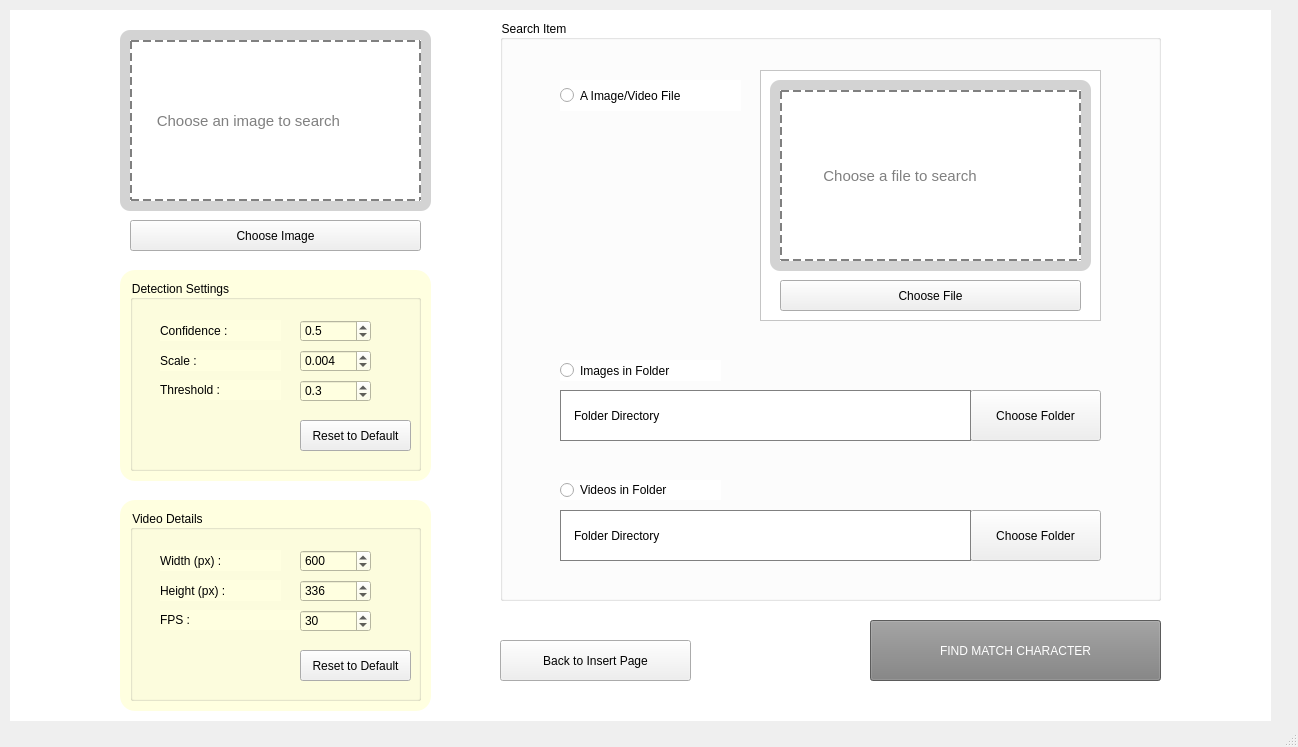
syaz131/Gui-cartoon-retrieval, file UI_ccir.ui: the form before one commit.
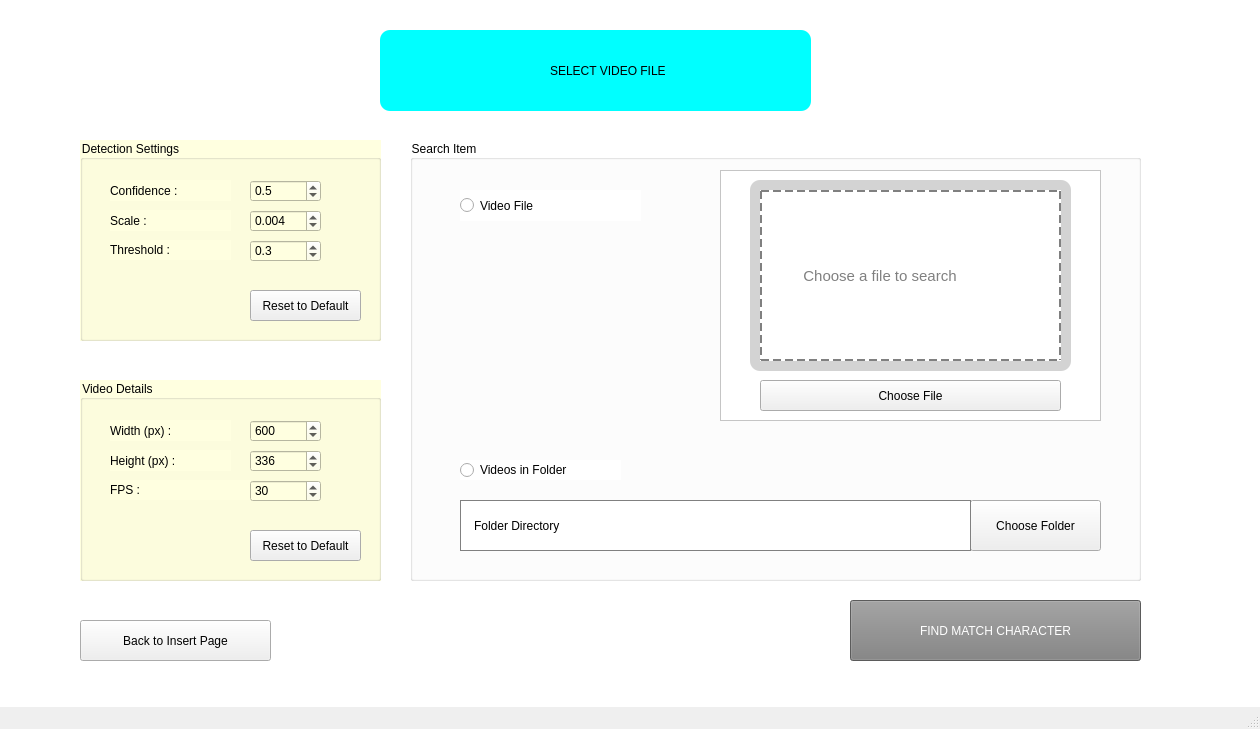
The form after the commit. The open tabs and pages were chosen to show the change. Icons and pictures are not drawn.

Commit message:
Checkpoint 22 - Simplify search exp
Image - File / folder search
Video - File / folder search

Patch:
```diff
--- a/UI_ccir.ui
+++ b/UI_ccir.ui
@@ -6,8 +6,8 @@
    <rect>
     <x>0</x>
     <y>0</y>
-    <width>1298</width>
-    <height>747</height>
+    <width>1260</width>
+    <height>729</height>
    </rect>
   </property>
   <property name="minimumSize">
@@ -47,8 +47,8 @@
     </property>
     <property name="geometry">
      <rect>
-      <x>10</x>
-      <y>10</y>
+      <x>0</x>
+      <y>0</y>
       <width>1261</width>
       <height>711</height>
      </rect>
@@ -517,161 +517,274 @@
      <zorder>btn_advanceSearch</zorder>
      <zorder>text1</zorder>
     </widget>
-    <widget class="QWidget" name="advanceSearch_page">
-     <widget class="QGroupBox" name="groupBox_4">
+    <widget class="QWidget" name="videoSearchPage">
+     <widget class="QFrame" name="frame_dragDrop_9">
       <property name="geometry">
        <rect>
-        <x>120</x>
-        <y>270</y>
-        <width>291</width>
-        <height>191</height>
+        <x>380</x>
+        <y>30</y>
+        <width>431</width>
+        <height>81</height>
        </rect>
       </property>
       <property name="styleSheet">
-       <string notr="true">background-color:lightyellow;</string>
+       <string notr="true">background-color:cyan;
+border-radius: 10px;</string>
+      </property>
+      <property name="frameShape">
+       <enum>QFrame::StyledPanel</enum>
+      </property>
+      <property name="frameShadow">
+       <enum>QFrame::Raised</enum>
+      </property>
+      <widget class="QLabel" name="label_33">
+       <property name="geometry">
+        <rect>
+         <x>170</x>
+         <y>20</y>
+         <width>251</width>
+         <height>41</height>
+        </rect>
+       </property>
+       <property name="styleSheet">
+        <string notr="true">font: 14pt &quot;Shiny Signature&quot;, &quot;Arial&quot;;
+</string>
+       </property>
+       <property name="text">
+        <string>SELECT VIDEO FILE</string>
+       </property>
+      </widget>
+      <widget class="QLabel" name="label_34">
+       <property name="geometry">
+        <rect>
+         <x>10</x>
+         <y>0</y>
+         <width>141</width>
+         <height>81</height>
+        </rect>
+       </property>
+       <property name="text">
+        <string/>
+       </property>
+       <property name="pixmap">
+        <pixmap>../../../../Pictures/we bare bear sticker medium.png</pixmap>
+       </property>
+       <property name="scaledContents">
+        <bool>true</bool>
+       </property>
+      </widget>
+     </widget>
+     <widget class="QGroupBox" name="groupBox_7">
+      <property name="geometry">
+       <rect>
+        <x>410</x>
+        <y>140</y>
+        <width>731</width>
+        <height>441</height>
+       </rect>
+      </property>
+      <property name="styleSheet">
+       <string notr="true">background-color:white;</string>
       </property>
       <property name="title">
-       <string>Detection Settings</string>
+       <string>Search Item</string>
       </property>
-      <widget class="QLabel" name="label_19">
+      <widget class="QFrame" name="frame_5">
        <property name="geometry">
         <rect>
-         <x>30</x>
-         <y>40</y>
-         <width>121</width>
-         <height>21</height>
+         <x>310</x>
+         <y>30</y>
+         <width>381</width>
+         <height>251</height>
         </rect>
        </property>
-       <property name="text">
-        <string>Confidence :</string>
+       <property name="frameShape">
+        <enum>QFrame::StyledPanel</enum>
        </property>
-      </widget>
-      <widget class="QDoubleSpinBox" name="doubleSpinBox_scale">
-       <property name="geometry">
-        <rect>
-         <x>170</x>
-         <y>70</y>
-         <width>71</width>
-         <height>22</height>
-        </rect>
+       <property name="frameShadow">
+        <enum>QFrame::Raised</enum>
        </property>
-       <property name="decimals">
-        <number>3</number>
-       </property>
-       <property name="minimum">
-        <double>0.001000000000000</double>
-       </property>
-       <property name="maximum">
-        <double>1.000000000000000</double>
-       </property>
-       <property name="singleStep">
-        <double>0.001000000000000</double>
-       </property>
-       <property name="value">
-        <double>0.004000000000000</double>
-       </property>
+       <widget class="QFrame" name="frame_dragDrop_12">
+        <property name="geometry">
+         <rect>
+          <x>30</x>
+          <y>10</y>
+          <width>321</width>
+          <height>191</height>
+         </rect>
+        </property>
+        <property name="acceptDrops">
+         <bool>true</bool>
+        </property>
+        <property name="styleSheet">
+         <string notr="true">background-color:lightgray;
+border-radius: 10px;</string>
+        </property>
+        <property name="frameShape">
+         <enum>QFrame::StyledPanel</enum>
+        </property>
+        <property name="frameShadow">
+         <enum>QFrame::Raised</enum>
+        </property>
+        <widget class="QLabel" name="advancePage_insertFile_video">
+         <property name="geometry">
+          <rect>
+           <x>10</x>
+           <y>10</y>
+           <width>301</width>
+           <height>171</height>
+          </rect>
+         </property>
+         <property name="acceptDrops">
+          <bool>true</bool>
+         </property>
+         <property name="autoFillBackground">
+          <bool>false</bool>
+         </property>
+         <property name="styleSheet">
+          <string notr="true">background-color:white;
+border-radius: 0;
+border: 2px dashed gray;
+font-size: 11pt;
+color: gray;</string>
+         </property>
+         <property name="text">
+          <string>         Choose a file to search</string>
+         </property>
+         <property name="scaledContents">
+          <bool>true</bool>
+         </property>
+        </widget>
+       </widget>
+       <widget class="QPushButton" name="btn_chooseFile_advancePage_video">
+        <property name="geometry">
+         <rect>
+          <x>40</x>
+          <y>210</y>
+          <width>301</width>
+          <height>31</height>
+         </rect>
+        </property>
+        <property name="styleSheet">
+         <string notr="true">font: 9pt &quot;Arial Rounded MT Bold&quot;, &quot;Arial&quot;;
+background-color: none;</string>
+        </property>
+        <property name="text">
+         <string>Choose File</string>
+        </property>
+       </widget>
       </widget>
-      <widget class="QDoubleSpinBox" name="doubleSpinBox_threshold">
+      <widget class="QRadioButton" name="radioButton_videoFolder">
        <property name="geometry">
         <rect>
-         <x>170</x>
-         <y>100</y>
-         <width>71</width>
-         <height>22</height>
-        </rect>
-       </property>
-       <property name="decimals">
-        <number>1</number>
-       </property>
-       <property name="minimum">
-        <double>0.100000000000000</double>
-       </property>
-       <property name="maximum">
-        <double>1.000000000000000</double>
-       </property>
-       <property name="singleStep">
-        <double>0.100000000000000</double>
-       </property>
-       <property name="value">
-        <double>0.300000000000000</double>
-       </property>
-      </widget>
-      <widget class="QDoubleSpinBox" name="doubleSpinBox_confidence">
-       <property name="geometry">
-        <rect>
-         <x>170</x>
-         <y>40</y>
-         <width>71</width>
-         <height>22</height>
-        </rect>
-       </property>
-       <property name="decimals">
-        <number>1</number>
-       </property>
-       <property name="minimum">
-        <double>0.100000000000000</double>
-       </property>
-       <property name="maximum">
-        <double>1.000000000000000</double>
-       </property>
-       <property name="singleStep">
-        <double>0.100000000000000</double>
-       </property>
-       <property name="value">
-        <double>0.500000000000000</double>
-       </property>
-      </widget>
-      <widget class="QLabel" name="label_21">
-       <property name="geometry">
-        <rect>
-         <x>30</x>
-         <y>100</y>
-         <width>121</width>
+         <x>50</x>
+         <y>320</y>
+         <width>161</width>
          <height>20</height>
         </rect>
        </property>
        <property name="text">
-        <string>Threshold :</string>
+        <string>Videos in Folder</string>
        </property>
       </widget>
-      <widget class="QLabel" name="label_24">
+      <widget class="QRadioButton" name="radioButton_videoFile">
        <property name="geometry">
         <rect>
-         <x>30</x>
-         <y>70</y>
-         <width>121</width>
-         <height>21</height>
-        </rect>
-       </property>
-       <property name="text">
-        <string>Scale : </string>
-       </property>
-      </widget>
-      <widget class="QPushButton" name="btn_reset_detectionSettings">
-       <property name="geometry">
-        <rect>
-         <x>170</x>
-         <y>140</y>
-         <width>111</width>
+         <x>50</x>
+         <y>50</y>
+         <width>181</width>
          <height>31</height>
         </rect>
        </property>
+       <property name="text">
+        <string>Video File</string>
+       </property>
+      </widget>
+      <widget class="QPushButton" name="btn_chooseFolder_video">
+       <property name="enabled">
+        <bool>true</bool>
+       </property>
+       <property name="geometry">
+        <rect>
+         <x>560</x>
+         <y>360</y>
+         <width>131</width>
+         <height>51</height>
+        </rect>
+       </property>
        <property name="styleSheet">
-        <string notr="true">font: 8pt &quot;Arial Rounded MT Bold&quot;, &quot;Arial&quot;;
+        <string notr="true">font: 9pt &quot;Arial Rounded MT Bold&quot;, &quot;Arial&quot;;
 background-color: none;</string>
        </property>
        <property name="text">
-        <string>Reset to Default</string>
+        <string>Choose Folder</string>
        </property>
       </widget>
+      <widget class="QLabel" name="label_dirAdvance_video">
+       <property name="geometry">
+        <rect>
+         <x>50</x>
+         <y>360</y>
+         <width>511</width>
+         <height>51</height>
+        </rect>
+       </property>
+       <property name="styleSheet">
+        <string notr="true">border: 1px solid gray;
+padding-left: 10px;
+font-size:9pt;</string>
+       </property>
+       <property name="text">
+        <string>Folder Directory</string>
+       </property>
+      </widget>
+     </widget>
+     <widget class="QPushButton" name="btn_toInsertPage_video">
+      <property name="enabled">
+       <bool>true</bool>
+      </property>
+      <property name="geometry">
+       <rect>
+        <x>80</x>
+        <y>620</y>
+        <width>191</width>
+        <height>41</height>
+       </rect>
+      </property>
+      <property name="styleSheet">
+       <string notr="true">font: 9pt &quot;Arial Rounded MT Bold&quot;, &quot;Arial&quot;;
+background-color: none;</string>
+      </property>
+      <property name="text">
+       <string>Back to Insert Page</string>
+      </property>
+     </widget>
+     <widget class="QPushButton" name="btn_findVideoSearch">
+      <property name="geometry">
+       <rect>
+        <x>850</x>
+        <y>600</y>
+        <width>291</width>
+        <height>61</height>
+       </rect>
+      </property>
+      <property name="styleSheet">
+       <string notr="true">background-color:gray;
+font: 13pt &quot;Shiny Signature&quot;, &quot;Arial&quot;;
+color: white;
+</string>
+      </property>
+      <property name="text">
+       <string>FIND MATCH CHARACTER</string>
+      </property>
      </widget>
      <widget class="QGroupBox" name="groupBox_3">
       <property name="geometry">
        <rect>
-        <x>120</x>
-        <y>500</y>
-        <width>291</width>
-        <height>191</height>
+        <x>80</x>
+        <y>380</y>
+        <width>301</width>
+        <height>201</height>
        </rect>
       </property>
       <property name="styleSheet">
@@ -780,6 +893,302 @@
        <property name="geometry">
         <rect>
          <x>170</x>
+         <y>150</y>
+         <width>111</width>
+         <height>31</height>
+        </rect>
+       </property>
+       <property name="styleSheet">
+        <string notr="true">font: 8pt &quot;Arial Rounded MT Bold&quot;, &quot;Arial&quot;;
+background-color: none;</string>
+       </property>
+       <property name="text">
+        <string>Reset to Default</string>
+       </property>
+      </widget>
+     </widget>
+     <widget class="QGroupBox" name="groupBox_8">
+      <property name="geometry">
+       <rect>
+        <x>80</x>
+        <y>140</y>
+        <width>301</width>
+        <height>201</height>
+       </rect>
+      </property>
+      <property name="styleSheet">
+       <string notr="true">background-color:lightyellow;</string>
+      </property>
+      <property name="title">
+       <string>Detection Settings</string>
+      </property>
+      <widget class="QLabel" name="label_49">
+       <property name="geometry">
+        <rect>
+         <x>30</x>
+         <y>40</y>
+         <width>121</width>
+         <height>21</height>
+        </rect>
+       </property>
+       <property name="text">
+        <string>Confidence :</string>
+       </property>
+      </widget>
+      <widget class="QDoubleSpinBox" name="doubleSpinBox_scale_video">
+       <property name="geometry">
+        <rect>
+         <x>170</x>
+         <y>70</y>
+         <width>71</width>
+         <height>22</height>
+        </rect>
+       </property>
+       <property name="decimals">
+        <number>3</number>
+       </property>
+       <property name="minimum">
+        <double>0.001000000000000</double>
+       </property>
+       <property name="maximum">
+        <double>1.000000000000000</double>
+       </property>
+       <property name="singleStep">
+        <double>0.001000000000000</double>
+       </property>
+       <property name="value">
+        <double>0.004000000000000</double>
+       </property>
+      </widget>
+      <widget class="QDoubleSpinBox" name="doubleSpinBox_threshold_video">
+       <property name="geometry">
+        <rect>
+         <x>170</x>
+         <y>100</y>
+         <width>71</width>
+         <height>22</height>
+        </rect>
+       </property>
+       <property name="decimals">
+        <number>1</number>
+       </property>
+       <property name="minimum">
+        <double>0.100000000000000</double>
+       </property>
+       <property name="maximum">
+        <double>1.000000000000000</double>
+       </property>
+       <property name="singleStep">
+        <double>0.100000000000000</double>
+       </property>
+       <property name="value">
+        <double>0.300000000000000</double>
+       </property>
+      </widget>
+      <widget class="QDoubleSpinBox" name="doubleSpinBox_confidence_video">
+       <property name="geometry">
+        <rect>
+         <x>170</x>
+         <y>40</y>
+         <width>71</width>
+         <height>22</height>
+        </rect>
+       </property>
+       <property name="decimals">
+        <number>1</number>
+       </property>
+       <property name="minimum">
+        <double>0.100000000000000</double>
+       </property>
+       <property name="maximum">
+        <double>1.000000000000000</double>
+       </property>
+       <property name="singleStep">
+        <double>0.100000000000000</double>
+       </property>
+       <property name="value">
+        <double>0.500000000000000</double>
+       </property>
+      </widget>
+      <widget class="QLabel" name="label_59">
+       <property name="geometry">
+        <rect>
+         <x>30</x>
+         <y>100</y>
+         <width>121</width>
+         <height>20</height>
+        </rect>
+       </property>
+       <property name="text">
+        <string>Threshold :</string>
+       </property>
+      </widget>
+      <widget class="QLabel" name="label_60">
+       <property name="geometry">
+        <rect>
+         <x>30</x>
+         <y>70</y>
+         <width>121</width>
+         <height>21</height>
+        </rect>
+       </property>
+       <property name="text">
+        <string>Scale : </string>
+       </property>
+      </widget>
+      <widget class="QPushButton" name="btn_reset_detectionSettings_video">
+       <property name="geometry">
+        <rect>
+         <x>170</x>
+         <y>150</y>
+         <width>111</width>
+         <height>31</height>
+        </rect>
+       </property>
+       <property name="styleSheet">
+        <string notr="true">font: 8pt &quot;Arial Rounded MT Bold&quot;, &quot;Arial&quot;;
+background-color: none;</string>
+       </property>
+       <property name="text">
+        <string>Reset to Default</string>
+       </property>
+      </widget>
+     </widget>
+    </widget>
+    <widget class="QWidget" name="imageSearchPage">
+     <widget class="QGroupBox" name="groupBox_4">
+      <property name="geometry">
+       <rect>
+        <x>100</x>
+        <y>140</y>
+        <width>291</width>
+        <height>191</height>
+       </rect>
+      </property>
+      <property name="styleSheet">
+       <string notr="true">background-color:lightyellow;</string>
+      </property>
+      <property name="title">
+       <string>Detection Settings</string>
+      </property>
+      <widget class="QLabel" name="label_19">
+       <property name="geometry">
+        <rect>
+         <x>30</x>
+         <y>40</y>
+         <width>121</width>
+         <height>21</height>
+        </rect>
+       </property>
+       <property name="text">
+        <string>Confidence :</string>
+       </property>
+      </widget>
+      <widget class="QDoubleSpinBox" name="doubleSpinBox_scale">
+       <property name="geometry">
+        <rect>
+         <x>170</x>
+         <y>70</y>
+         <width>71</width>
+         <height>22</height>
+        </rect>
+       </property>
+       <property name="decimals">
+        <number>3</number>
+       </property>
+       <property name="minimum">
+        <double>0.001000000000000</double>
+       </property>
+       <property name="maximum">
+        <double>1.000000000000000</double>
+       </property>
+       <property name="singleStep">
+        <double>0.001000000000000</double>
+       </property>
+       <property name="value">
+        <double>0.004000000000000</double>
+       </property>
+      </widget>
+      <widget class="QDoubleSpinBox" name="doubleSpinBox_threshold">
+       <property name="geometry">
+        <rect>
+         <x>170</x>
+         <y>100</y>
+         <width>71</width>
+         <height>22</height>
+        </rect>
+       </property>
+       <property name="decimals">
+        <number>1</number>
+       </property>
+       <property name="minimum">
+        <double>0.100000000000000</double>
+       </property>
+       <property name="maximum">
+        <double>1.000000000000000</double>
+       </property>
+       <property name="singleStep">
+        <double>0.100000000000000</double>
+       </property>
+       <property name="value">
+        <double>0.300000000000000</double>
+       </property>
+      </widget>
+      <widget class="QDoubleSpinBox" name="doubleSpinBox_confidence">
+       <property name="geometry">
+        <rect>
+         <x>170</x>
+         <y>40</y>
+         <width>71</width>
+         <height>22</height>
+        </rect>
+       </property>
+       <property name="decimals">
+        <number>1</number>
+       </property>
+       <property name="minimum">
+        <double>0.100000000000000</double>
+       </property>
+       <property name="maximum">
+        <double>1.000000000000000</double>
+       </property>
+       <property name="singleStep">
+        <double>0.100000000000000</double>
+       </property>
+       <property name="value">
+        <double>0.500000000000000</double>
+       </property>
+      </widget>
+      <widget class="QLabel" name="label_21">
+       <property name="geometry">
+        <rect>
+         <x>30</x>
+         <y>100</y>
+         <width>121</width>
+         <height>20</height>
+        </rect>
+       </property>
+       <property name="text">
+        <string>Threshold :</string>
+       </property>
+      </widget>
+      <widget class="QLabel" name="label_24">
+       <property name="geometry">
+        <rect>
+         <x>30</x>
+         <y>70</y>
+         <width>121</width>
+         <height>21</height>
+        </rect>
+       </property>
+       <property name="text">
+        <string>Scale : </string>
+       </property>
+      </widget>
+      <widget class="QPushButton" name="btn_reset_detectionSettings_image">
+       <property name="geometry">
+        <rect>
+         <x>170</x>
          <y>140</y>
          <width>111</width>
          <height>31</height>
@@ -797,10 +1206,10 @@
      <widget class="QGroupBox" name="groupBox_5">
       <property name="geometry">
        <rect>
-        <x>490</x>
-        <y>10</y>
-        <width>661</width>
-        <height>581</height>
+        <x>430</x>
+        <y>130</y>
+        <width>731</width>
+        <height>451</height>
        </rect>
       </property>
       <property name="styleSheet">
@@ -815,7 +1224,7 @@
        </property>
        <property name="geometry">
         <rect>
-         <x>470</x>
+         <x>560</x>
          <y>370</y>
          <width>131</width>
          <height>51</height>
@@ -832,9 +1241,9 @@
       <widget class="QLabel" name="label_dirAdvance_image">
        <property name="geometry">
         <rect>
-         <x>60</x>
+         <x>50</x>
          <y>370</y>
-         <width>411</width>
+         <width>511</width>
          <height>51</height>
         </rect>
        </property>
@@ -850,9 +1259,9 @@
       <widget class="QFrame" name="frame_2">
        <property name="geometry">
         <rect>
-         <x>260</x>
-         <y>50</y>
-         <width>341</width>
+         <x>310</x>
+         <y>40</y>
+         <width>381</width>
          <height>251</height>
         </rect>
        </property>
@@ -865,7 +1274,7 @@
        <widget class="QFrame" name="frame_dragDrop_3">
         <property name="geometry">
          <rect>
-          <x>10</x>
+          <x>30</x>
           <y>10</y>
           <width>321</width>
           <height>191</height>
@@ -917,7 +1326,7 @@
        <widget class="QPushButton" name="btn_chooseFile_advancePage">
         <property name="geometry">
          <rect>
-          <x>20</x>
+          <x>40</x>
           <y>210</y>
           <width>301</width>
           <height>31</height>
@@ -935,8 +1344,8 @@
       <widget class="QRadioButton" name="radioButton_imageFolder">
        <property name="geometry">
         <rect>
-         <x>60</x>
-         <y>340</y>
+         <x>50</x>
+         <y>330</y>
          <width>161</width>
          <height>21</height>
         </rect>
@@ -945,145 +1354,25 @@
         <string>Images in Folder</string>
        </property>
       </widget>
-      <widget class="QRadioButton" name="radioButton_videoFolder">
+      <widget class="QRadioButton" name="radioButton_imageFile">
        <property name="geometry">
         <rect>
-         <x>60</x>
-         <y>460</y>
-         <width>161</width>
-         <height>20</height>
-        </rect>
-       </property>
-       <property name="text">
-        <string>Videos in Folder</string>
-       </property>
-      </widget>
-      <widget class="QRadioButton" name="radioButton_oneFile">
-       <property name="geometry">
-        <rect>
-         <x>60</x>
+         <x>50</x>
          <y>60</y>
          <width>181</width>
          <height>31</height>
         </rect>
        </property>
        <property name="text">
-        <string>A Image/Video File</string>
+        <string>Image File</string>
        </property>
       </widget>
-      <widget class="QPushButton" name="btn_chooseFolder_video">
-       <property name="enabled">
-        <bool>true</bool>
-       </property>
-       <property name="geometry">
-        <rect>
-         <x>470</x>
-         <y>490</y>
-         <width>131</width>
-         <height>51</height>
-        </rect>
-       </property>
-       <property name="styleSheet">
-        <string notr="true">font: 9pt &quot;Arial Rounded MT Bold&quot;, &quot;Arial&quot;;
-background-color: none;</string>
-       </property>
-       <property name="text">
-        <string>Choose Folder</string>
-       </property>
-      </widget>
-      <widget class="QLabel" name="label_dirAdvance_video">
-       <property name="geometry">
-        <rect>
-         <x>60</x>
-         <y>490</y>
-         <width>411</width>
-         <height>51</height>
-        </rect>
-       </property>
-       <property name="styleSheet">
-        <string notr="true">border: 1px solid gray;
-padding-left: 10px;
-font-size:9pt;</string>
-       </property>
-       <property name="text">
-        <string>Folder Directory</string>
-       </property>
-      </widget>
      </widget>
-     <widget class="QFrame" name="frame_dragDrop_4">
+     <widget class="QPushButton" name="btn_findImageSearch">
       <property name="geometry">
        <rect>
-        <x>110</x>
-        <y>20</y>
-        <width>311</width>
-        <height>181</height>
-       </rect>
-      </property>
-      <property name="acceptDrops">
-       <bool>true</bool>
-      </property>
-      <property name="styleSheet">
-       <string notr="true">background-color:lightgray;
-border-radius: 10px;</string>
-      </property>
-      <property name="frameShape">
-       <enum>QFrame::StyledPanel</enum>
-      </property>
-      <property name="frameShadow">
-       <enum>QFrame::Raised</enum>
-      </property>
-      <widget class="QLabel" name="advancePage_insertImage">
-       <property name="geometry">
-        <rect>
-         <x>10</x>
-         <y>10</y>
-         <width>291</width>
-         <height>161</height>
-        </rect>
-       </property>
-       <property name="acceptDrops">
-        <bool>true</bool>
-       </property>
-       <property name="autoFillBackground">
-        <bool>false</bool>
-       </property>
-       <property name="styleSheet">
-        <string notr="true">background-color:white;
-border-radius: 0;
-border: 2px dashed gray;
-font-size: 11pt;
-color: gray;</string>
-       </property>
-       <property name="text">
-        <string>     Choose an image to search</string>
-       </property>
-       <property name="scaledContents">
-        <bool>true</bool>
-       </property>
-      </widget>
-     </widget>
-     <widget class="QPushButton" name="btn_chooseImage_advancePage">
-      <property name="geometry">
-       <rect>
-        <x>120</x>
-        <y>210</y>
-        <width>291</width>
-        <height>31</height>
-       </rect>
-      </property>
-      <property name="styleSheet">
-       <string notr="true">font: 9pt &quot;Arial Rounded MT Bold&quot;, &quot;Arial&quot;;
-background-color: none;</string>
-      </property>
-      <property name="text">
-       <string>Choose Image</string>
-      </property>
-     </widget>
-     <widget class="QPushButton" name="btn_findMatchCharacter_advanceSearch">
-      <property name="geometry">
-       <rect>
-        <x>860</x>
-        <y>610</y>
+        <x>870</x>
+        <y>600</y>
         <width>291</width>
         <height>61</height>
        </rect>
@@ -1098,60 +1387,14 @@
        <string>FIND MATCH CHARACTER</string>
       </property>
      </widget>
-     <widget class="QFrame" name="frame_dragDrop_5">
-      <property name="geometry">
-       <rect>
-        <x>110</x>
-        <y>490</y>
-        <width>311</width>
-        <height>211</height>
-       </rect>
-      </property>
-      <property name="acceptDrops">
-       <bool>true</bool>
-      </property>
-      <property name="styleSheet">
-       <string notr="true">background-color:lightyellow;
-border-radius: 15px;</string>
-      </property>
-      <property name="frameShape">
-       <enum>QFrame::StyledPanel</enum>
-      </property>
-      <property name="frameShadow">
-       <enum>QFrame::Raised</enum>
-      </property>
-     </widget>
-     <widget class="QFrame" name="frame_dragDrop_6">
-      <property name="geometry">
-       <rect>
-        <x>110</x>
-        <y>260</y>
-        <width>311</width>
-        <height>211</height>
-       </rect>
-      </property>
-      <property name="acceptDrops">
-       <bool>true</bool>
-      </property>
-      <property name="styleSheet">
-       <string notr="true">background-color:lightyellow;
-border-radius: 15px;</string>
-      </property>
-      <property name="frameShape">
-       <enum>QFrame::StyledPanel</enum>
-      </property>
-      <property name="frameShadow">
-       <enum>QFrame::Raised</enum>
-      </property>
-     </widget>
-     <widget class="QPushButton" name="btn_toInsertPage">
+     <widget class="QPushButton" name="btn_toInsertPage_image">
       <property name="enabled">
        <bool>true</bool>
       </property>
       <property name="geometry">
        <rect>
-        <x>490</x>
-        <y>630</y>
+        <x>110</x>
+        <y>620</y>
         <width>191</width>
         <height>41</height>
        </rect>
```
Left out of the diff: 238 changed lines with no effect on the pictures. The commit also changes 5 other files.
